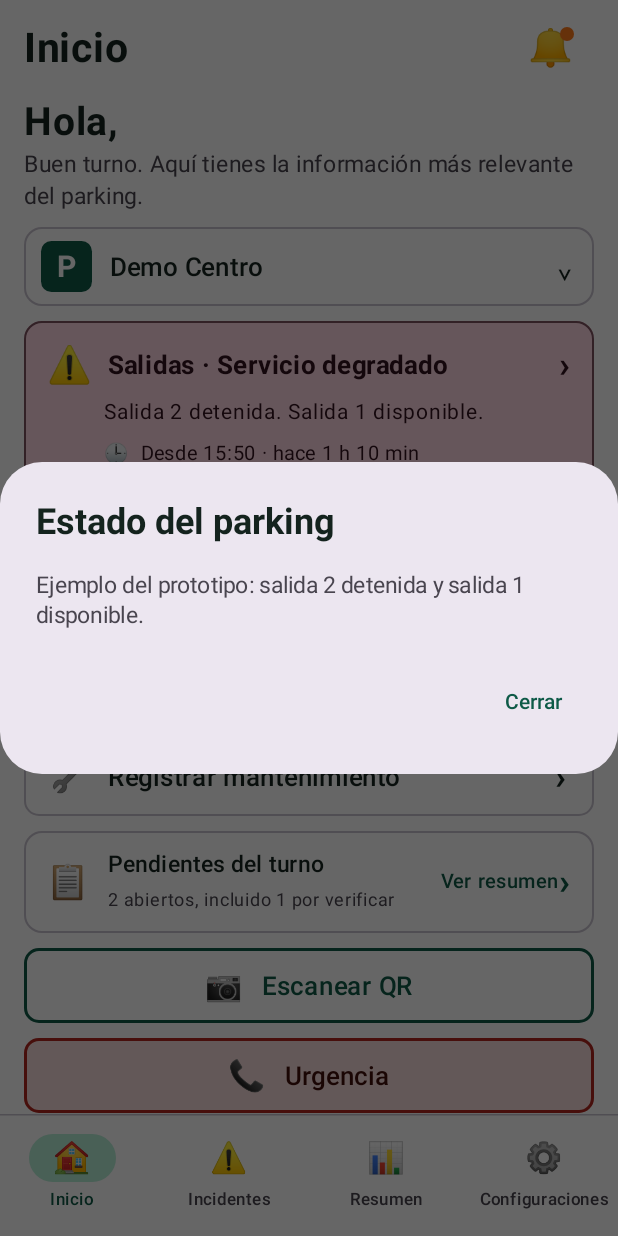
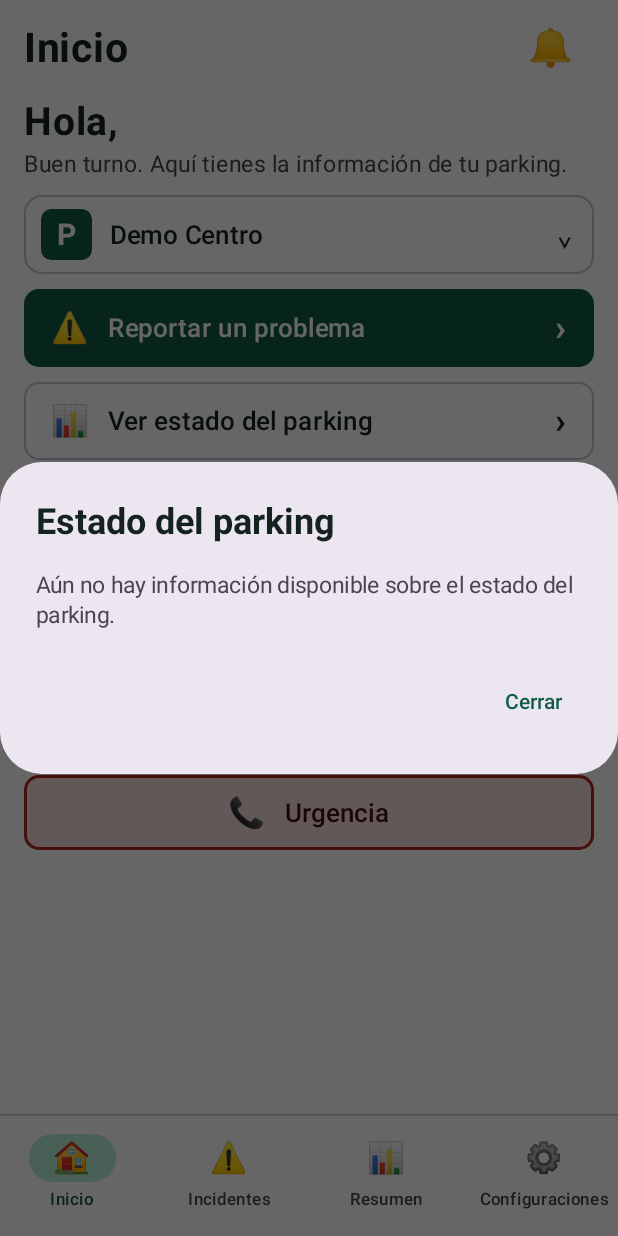
Before and after one commit to I-Canales/Saba-continuidad, an Android app built with Jetpack Compose: the composable InicioScreen called with empty values, after a tap on an icon or button, on a phone screen of 412 x 824 dp. Run offline under Robolectric (Android 15) with nearby library versions, the phone set to English and light mode, and no system bars; 1 statement that could not run was skipped.

Commit message:
Unifica la barra de navegacion y actualiza Inicio y Perfil

```diff
--- a/app/src/main/java/com/example/sabacontinuidad/navigation/AppNavigation.kt
+++ b/app/src/main/java/com/example/sabacontinuidad/navigation/AppNavigation.kt
@@ -163,7 +163,6 @@ fun AppNavigation(
                         aviso = null,
                         alCerrarAviso = {},
                         alReportar = { abrir(Rutas.EQUIPO) },
-                        alCerrarSesion = { authVm.cerrarSesion() },
                         alEscanear = { abrir(Rutas.ESCANER) },
                         alVerIncidentes = { abrirPestana(Rutas.DETALLE_INCIDENTE) },
                         alAbrirConfiguraciones = { abrirPestana(Rutas.PERFIL) }
--- /dev/null
+++ b/app/src/main/java/com/example/sabacontinuidad/ui/componentes/BarraNavegacion.kt
@@ -0,0 +1,45 @@
+package com.example.sabacontinuidad.ui.componentes
+
+import androidx.compose.foundation.layout.Column
+import androidx.compose.material3.*
+import androidx.compose.runtime.Composable
+import androidx.compose.ui.unit.dp
+import androidx.compose.ui.unit.sp
+
+@Composable
+fun BarraNavegacion(
+    seleccionada: Int,
+    alSeleccionar: (Int) -> Unit
+) {
+    val colores = MaterialTheme.colorScheme
+
+    val pestanas = listOf(
+        "Inicio" to "🏠",
+        "Incidentes" to "⚠️",
+        "Resumen" to "📊",
+        "Configuraciones" to "⚙️"
+    )
+
+    Column {
+        HorizontalDivider(color = colores.outlineVariant)
+
+        NavigationBar(
+            containerColor = colores.surface,
+            tonalElevation = 0.dp
+        ) {
+            pestanas.forEachIndexed { indice, (nombre, icono) ->
+                NavigationBarItem(
+                    selected = indice == seleccionada,
+                    onClick = { alSeleccionar(indice) },
+                    icon = { Text(icono, fontSize = 20.sp) },
+                    label = { Text(nombre, fontSize = 11.sp) },
+                    colors = NavigationBarItemDefaults.colors(
+                        selectedTextColor = colores.primary,
+                        unselectedTextColor = colores.onSurfaceVariant,
+                        indicatorColor = colores.primaryContainer
+                    )
+                )
+            }
+        }
+    }
+}
--- a/app/src/main/java/com/example/sabacontinuidad/ui/inicio/InicioScreen.kt
+++ b/app/src/main/java/com/example/sabacontinuidad/ui/inicio/InicioScreen.kt
@@ -4,7 +4,6 @@ import androidx.compose.foundation.BorderStroke
 import androidx.compose.foundation.background
 import androidx.compose.foundation.layout.*
 import androidx.compose.foundation.rememberScrollState
-import androidx.compose.foundation.shape.CircleShape
 import androidx.compose.foundation.shape.RoundedCornerShape
 import androidx.compose.foundation.verticalScroll
 import androidx.compose.material3.*
@@ -17,6 +16,7 @@ import androidx.compose.ui.text.font.FontWeight
 import androidx.compose.ui.unit.dp
 import androidx.compose.ui.unit.sp
 import com.example.sabacontinuidad.data.Incidente
+import com.example.sabacontinuidad.ui.componentes.BarraNavegacion
 
 @Composable
 fun InicioScreen(
@@ -26,7 +26,6 @@ fun InicioScreen(
     aviso: String?,
     alCerrarAviso: () -> Unit,
     alReportar: () -> Unit,
-    alCerrarSesion: () -> Unit,
     alEscanear: () -> Unit = alReportar,
     alVerIncidentes: () -> Unit,
     alAbrirConfiguraciones: () -> Unit
@@ -34,51 +33,29 @@ fun InicioScreen(
     val colores = MaterialTheme.colorScheme
     var dialogo by rememberSaveable { mutableStateOf<String?>(null) }
 
+    val resumenIncidentes = when {
+        errorCarga != null -> "No se pudieron cargar los incidentes."
+        incidentes.isEmpty() -> "No hay incidentes cargados."
+        incidentes.size == 1 -> "1 incidente cargado."
+        else -> "${incidentes.size} incidentes cargados."
+    }
+
     Scaffold(
         containerColor = colores.surface,
         contentColor = colores.onSurface,
         contentWindowInsets = WindowInsets.safeDrawing,
         bottomBar = {
-            Column {
-                HorizontalDivider(color = colores.outlineVariant)
-
-                NavigationBar(
-                    containerColor = colores.surface,
-                    tonalElevation = 0.dp
-                ) {
-                    val pestanas = listOf(
-                        "Inicio" to "🏠",
-                        "Incidentes" to "⚠️",
-                        "Resumen" to "📊",
-                        "Configuraciones" to "⚙️"
-                    )
-
-                    pestanas.forEachIndexed { indice, (nombre, icono) ->
-                        NavigationBarItem(
-                            selected = indice == 0,
-                            onClick = {
+            BarraInicioSaba(
+                seleccionada = 0,
+                alSeleccionar = { indice ->
                     when (indice) {
                         0 -> dialogo = null
                         1 -> alVerIncidentes()
                         2 -> dialogo = "Resumen"
                         3 -> alAbrirConfiguraciones()
                     }
-                            },
-                            icon = {
-                                Text(icono, fontSize = 20.sp)
-                            },
-                            label = {
-                                Text(nombre, fontSize = 11.sp)
-                            },
-                            colors = NavigationBarItemDefaults.colors(
-                                selectedTextColor = colores.primary,
-                                unselectedTextColor = colores.onSurfaceVariant,
-                                indicatorColor = colores.primaryContainer
+                }
             )
-                        )
-                    }
-                }
-            }
         }
     ) { espacio ->
         Column(
@@ -101,16 +78,7 @@ fun InicioScreen(
                 )
 
                 TextButton(onClick = { dialogo = "Notificaciones" }) {
-                    Box {
                     Text("🔔", fontSize = 24.sp)
-
-                        Box(
-                            modifier = Modifier
-                                .size(9.dp)
-                                .align(Alignment.TopEnd)
-                                .background(Color(0xFFFF7A1A), CircleShape)
-                        )
-                    }
                 }
             }
 
@@ -122,14 +90,14 @@ fun InicioScreen(
                 )
 
                 Text(
-                    text = "Buen turno. Aquí tienes la información más relevante del parking.",
+                    text = "Buen turno. Aquí tienes la información de tu parking.",
                     fontSize = 15.sp,
                     lineHeight = 21.sp,
                     color = colores.onSurfaceVariant
                 )
             }
 
-            Tarjeta(onClick = { dialogo = "Seleccionar parking" }) {
+            TarjetaInicio(onClick = { dialogo = "Seleccionar parking" }) {
                 Row(
                     modifier = Modifier.padding(
                         start = 11.dp,
@@ -143,7 +111,10 @@ fun InicioScreen(
                     Box(
                         modifier = Modifier
                             .size(34.dp)
-                            .background(colores.primary, RoundedCornerShape(7.dp)),
+                            .background(
+                                color = colores.primary,
+                                shape = RoundedCornerShape(7.dp)
+                            ),
                         contentAlignment = Alignment.Center
                     ) {
                         Text(
@@ -165,43 +136,7 @@ fun InicioScreen(
                 }
             }
 
-            // Datos de demostración del prototipo.
-            Tarjeta(
-                onClick = { dialogo = "Estado del parking" },
-                fondo = colores.tertiaryContainer,
-                borde = colores.tertiary,
-                colorContenido = colores.onTertiaryContainer
-            ) {
-                Column(
-                    modifier = Modifier.padding(15.dp),
-                    verticalArrangement = Arrangement.spacedBy(5.dp)
-                ) {
-                    Row(verticalAlignment = Alignment.CenterVertically) {
-                        Text("⚠️", fontSize = 24.sp)
-                        Spacer(Modifier.width(10.dp))
-
-                        Text(
-                            text = "Salidas · Servicio degradado",
-                            modifier = Modifier.weight(1f),
-                            fontSize = 17.sp,
-                            fontWeight = FontWeight.Bold
-                        )
-
-                        Flecha(colores.onTertiaryContainer)
-                    }
-
-                    Column(
-                        modifier = Modifier.padding(start = 38.dp),
-                        verticalArrangement = Arrangement.spacedBy(4.dp)
-                    ) {
-                        Text("Salida 2 detenida. Salida 1 disponible.", fontSize = 14.sp)
-                        Dato("🕒", "Desde 15:50 · hace 1 h 10 min")
-                        Dato("🔄", "Actualizado 16:40 · hace 20 min")
-                    }
-                }
-            }
-
-            Accion(
+            AccionInicio(
                 titulo = "Reportar un problema",
                 icono = "⚠️",
                 fondo = colores.primary,
@@ -210,34 +145,38 @@ fun InicioScreen(
                 onClick = alReportar
             )
 
-            Accion(
+            AccionInicio(
                 titulo = "Ver estado del parking",
                 icono = "📊",
                 onClick = { dialogo = "Estado del parking" }
             )
 
-            Accion(
+            AccionInicio(
                 titulo = "Registrar mantenimiento",
                 icono = "🔧",
                 onClick = { dialogo = "Mantenimiento" }
             )
 
-            Tarjeta(onClick = { dialogo = "Pendientes del turno" }) {
+            TarjetaInicio(onClick = { dialogo = "Resumen" }) {
                 Row(
-                    modifier = Modifier.padding(horizontal = 15.dp, vertical = 10.dp),
-                    verticalAlignment = Alignment.CenterVertically
+                    modifier = Modifier.padding(
+                        horizontal = 15.dp,
+                        vertical = 10.dp
+                    ),
+                    verticalAlignment = Alignment.CenterVertically,
+                    horizontalArrangement = Arrangement.spacedBy(12.dp)
                 ) {
                     Text("📋", fontSize = 22.sp)
-                    Spacer(Modifier.width(12.dp))
 
                     Column(Modifier.weight(1f)) {
                         Text(
-                            text = "Pendientes del turno",
+                            text = "Resumen de incidentes",
                             fontSize = 15.sp,
                             fontWeight = FontWeight.SemiBold
                         )
+
                         Text(
-                            text = "2 abiertos, incluido 1 por verificar",
+                            text = resumenIncidentes,
                             fontSize = 12.sp,
                             color = colores.onSurfaceVariant
                         )
@@ -249,12 +188,10 @@ fun InicioScreen(
                         fontWeight = FontWeight.SemiBold,
                         color = colores.primary
                     )
-
-                    Flecha(colores.primary)
                 }
             }
 
-            Accion(
+            AccionInicio(
                 titulo = "Escanear QR",
                 icono = "📷",
                 color = colores.primary,
@@ -263,7 +200,7 @@ fun InicioScreen(
                 onClick = alEscanear
             )
 
-            Accion(
+            AccionInicio(
                 titulo = "Urgencia",
                 icono = "📞",
                 fondo = colores.errorContainer,
@@ -274,11 +211,19 @@ fun InicioScreen(
             )
 
             errorCarga?.let { mensaje ->
-                Text(mensaje, fontSize = 13.sp, color = colores.error)
+                Text(
+                    text = mensaje,
+                    fontSize = 13.sp,
+                    color = colores.error
+                )
             }
 
             aviso?.let { mensaje ->
-                Text(mensaje, fontSize = 13.sp, color = colores.onSurfaceVariant)
+                Text(
+                    text = mensaje,
+                    fontSize = 13.sp,
+                    color = colores.onSurfaceVariant
+                )
 
                 TextButton(onClick = alCerrarAviso) {
                     Text("Entendido")
@@ -290,31 +235,28 @@ fun InicioScreen(
     dialogo?.let { titulo ->
         val mensaje = when (titulo) {
             "Seleccionar parking" ->
-                "Demo Centro es el parking de esta demostración."
+                "Parking actual: Demo Centro."
 
-            "Estado del parking", "Notificaciones" ->
-                "Ejemplo del prototipo: salida 2 detenida y salida 1 disponible."
+            "Estado del parking" ->
+                "Aún no hay información disponible sobre el estado del parking."
 
-            "Pendientes del turno" ->
-                "Ejemplo del prototipo: 2 incidentes abiertos, 1 por verificar."
+            "Notificaciones" ->
+                "Aún no hay notificaciones disponibles."
 
-            "Resumen" -> {
-                if (incidentes.isEmpty()) {
-                    "No hay incidentes cargados."
-                } else {
-                    incidentes.joinToString("\n\n") { incidente ->
+            "Resumen" -> when {
+                errorCarga != null -> errorCarga
+                incidentes.isEmpty() -> "No hay incidentes cargados."
+                else -> incidentes.joinToString("\n\n") { incidente ->
                     "${incidente.equipo}\n${incidente.problema}\n${incidente.descripcion}"
-                    }
                 }
             }
 
             "Mantenimiento" ->
-                "El registro de mantenimiento aún está pendiente de implementar."
+                "El registro de mantenimiento aún no está disponible."
 
             "Urgencia" ->
                 "Los contactos de soporte y emergencia aún no están configurados."
 
-            "Perfil" -> usuario
             else -> ""
         }
 
@@ -338,14 +280,14 @@ fun InicioScreen(
                 }
             },
             dismissButton = {
-                if (titulo == "Perfil") {
+                if (titulo == "Resumen" && incidentes.isEmpty() && errorCarga == null) {
                     TextButton(
                         onClick = {
                             dialogo = null
-                            alCerrarSesion()
+                            alReportar()
                         }
                     ) {
-                        Text("Cerrar sesión", color = colores.error)
+                        Text("Registrar incidente")
                     }
                 }
             }
@@ -353,27 +295,39 @@ fun InicioScreen(
     }
 }
 
+// Inicio y DetalleIncidente pueden llamar a esta función.
+// El diseño de la barra está en ui/componentes/BarraNavegacion.kt.
 @Composable
-private fun Tarjeta(
+fun BarraInicioSaba(
+    seleccionada: Int,
+    alSeleccionar: (Int) -> Unit
+) {
+    BarraNavegacion(
+        seleccionada = seleccionada,
+        alSeleccionar = alSeleccionar
+    )
+}
+
+@Composable
+private fun TarjetaInicio(
     onClick: () -> Unit,
-    fondo: Color = MaterialTheme.colorScheme.surface,
-    borde: Color = MaterialTheme.colorScheme.outlineVariant,
-    colorContenido: Color = MaterialTheme.colorScheme.onSurface,
     content: @Composable () -> Unit
 ) {
+    val colores = MaterialTheme.colorScheme
+
     Surface(
         onClick = onClick,
         modifier = Modifier.fillMaxWidth(),
         shape = RoundedCornerShape(12.dp),
-        color = fondo,
-        contentColor = colorContenido,
-        border = BorderStroke(1.dp, borde),
+        color = colores.surface,
+        contentColor = colores.onSurface,
+        border = BorderStroke(1.dp, colores.outlineVariant),
         content = content
     )
 }
 
 @Composable
-private fun Accion(
+private fun AccionInicio(
     titulo: String,
     icono: String,
     fondo: Color = MaterialTheme.colorScheme.surface,
@@ -394,46 +348,34 @@ private fun Accion(
     ) {
         Row(
             modifier = Modifier
+                .fillMaxWidth()
                 .heightIn(min = 50.dp)
                 .padding(horizontal = 18.dp, vertical = 12.dp),
             verticalAlignment = Alignment.CenterVertically,
-            horizontalArrangement = if (centrado) Arrangement.Center else Arrangement.Start
+            horizontalArrangement = if (centrado) {
+                Arrangement.Center
+            } else {
+                Arrangement.Start
+            }
         ) {
             Text(icono, fontSize = 20.sp)
             Spacer(Modifier.width(12.dp))
 
             Text(
                 text = titulo,
-                color = color,
                 fontSize = 17.sp,
                 fontWeight = FontWeight.SemiBold
             )
 
             if (!centrado) {
                 Spacer(Modifier.weight(1f))
-                Flecha(color)
+
+                Text(
+                    text = "›",
+                    fontSize = 24.sp,
+                    fontWeight = FontWeight.Bold
+                )
             }
         }
     }
 }
-
-@Composable
-private fun Flecha(color: Color) {
-    Text(
-        text = "›",
-        color = color,
-        fontSize = 24.sp,
-        fontWeight = FontWeight.Bold
-    )
-}
-
-@Composable
-private fun Dato(icono: String, texto: String) {
-    Row(
-        verticalAlignment = Alignment.CenterVertically,
-        horizontalArrangement = Arrangement.spacedBy(8.dp)
-    ) {
-        Text(icono, fontSize = 13.sp)
-        Text(texto, fontSize = 13.sp)
-    }
-}
```
Also changed, not shown: app/src/main/java/com/example/sabacontinuidad/ui/configuraciones/PerfilScreen.kt (+74 -26 lines). Lines whose indentation alone changed are shown as unchanged.
